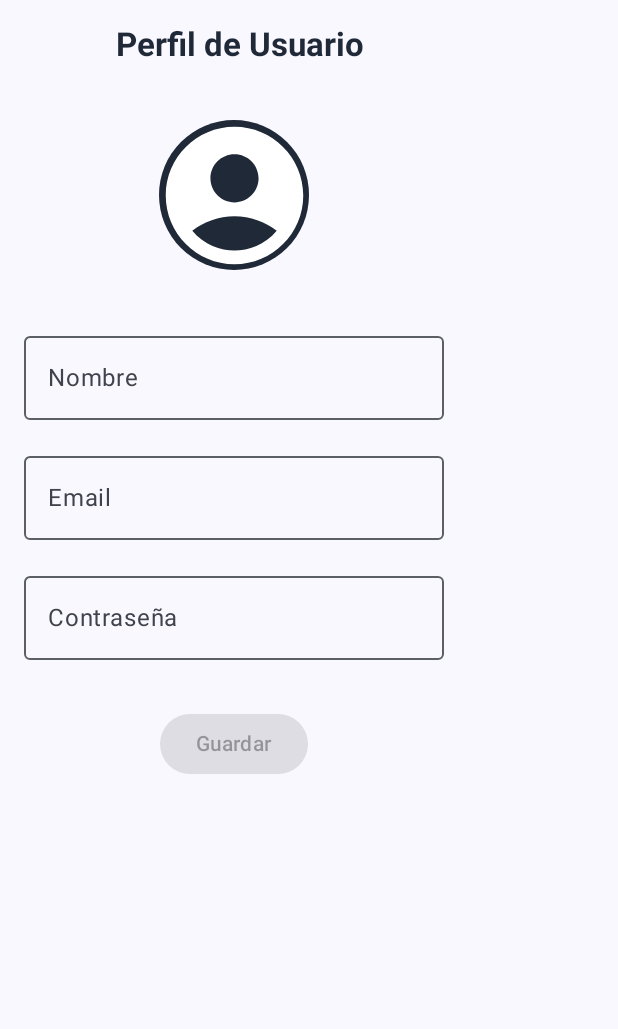
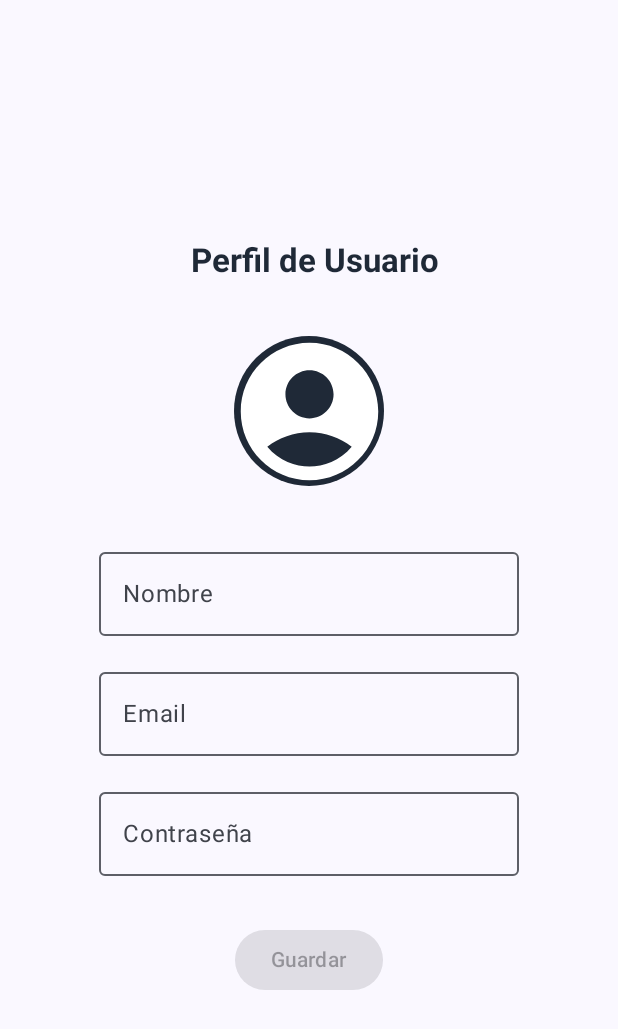
Before and after one commit to AscencioSIUU/DataStructureVisualizer-, an Android app built with Jetpack Compose: the composable userProfileScreen called with empty values, on a phone screen of 412 x 824 dp. Shown: the top 1029 px of the screen. Run offline under Robolectric (Android 15) with nearby library versions, the phone set to English and light mode, and no system bars.

Commit message:
profile center

```diff
--- a/app/src/main/java/com/example/datastructurevisualizerapp/screens/profile.kt
+++ b/app/src/main/java/com/example/datastructurevisualizerapp/screens/profile.kt
@@ -11,6 +11,8 @@ import androidx.compose.ui.Alignment
 import androidx.compose.ui.Modifier
 import androidx.compose.foundation.Canvas
 import androidx.compose.foundation.layout.Spacer
+import androidx.compose.foundation.layout.fillMaxSize
+import androidx.compose.foundation.layout.fillMaxWidth
 import androidx.compose.foundation.text.KeyboardOptions
 import androidx.compose.material.icons.Icons
 import androidx.compose.material.icons.filled.AccountCircle
@@ -55,7 +57,8 @@ fun userProfileScreen(
 
     Column(
         modifier = Modifier
-            .padding(16.dp),
+            .padding(16.dp)
+            .fillMaxSize(),
         verticalArrangement = Arrangement.Center,
         horizontalAlignment = Alignment.CenterHorizontally
     ) {
```
